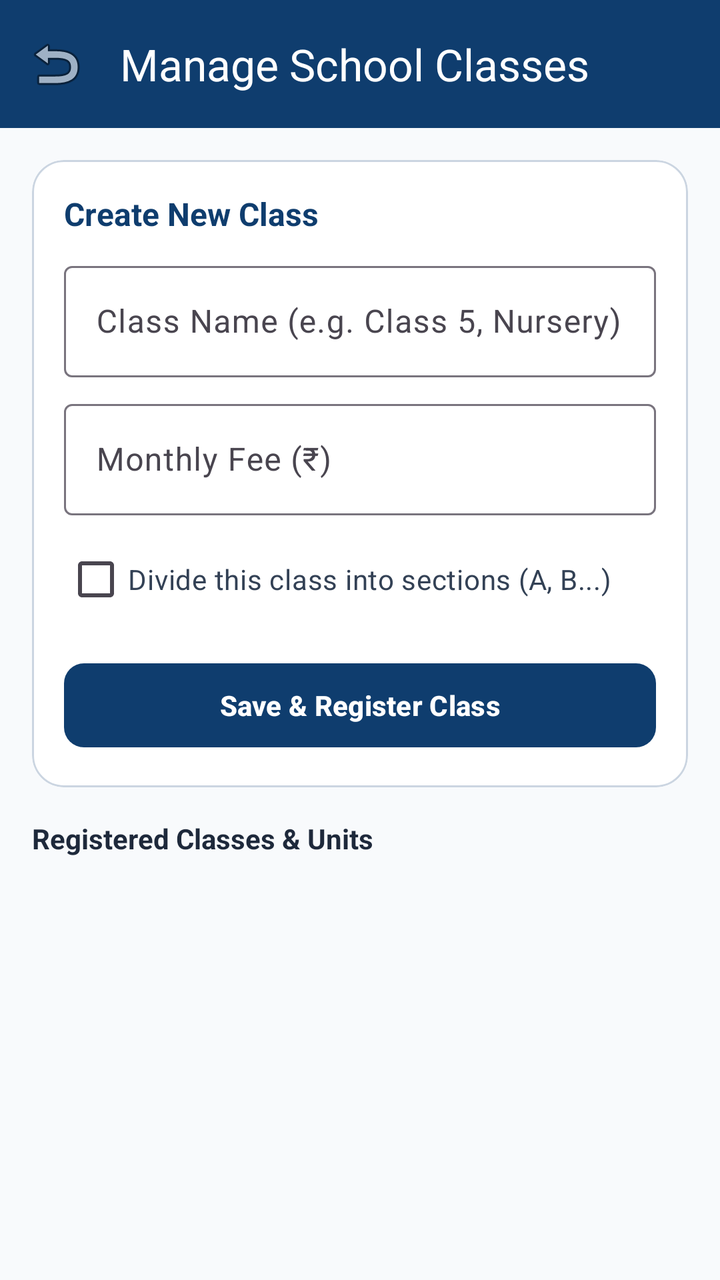
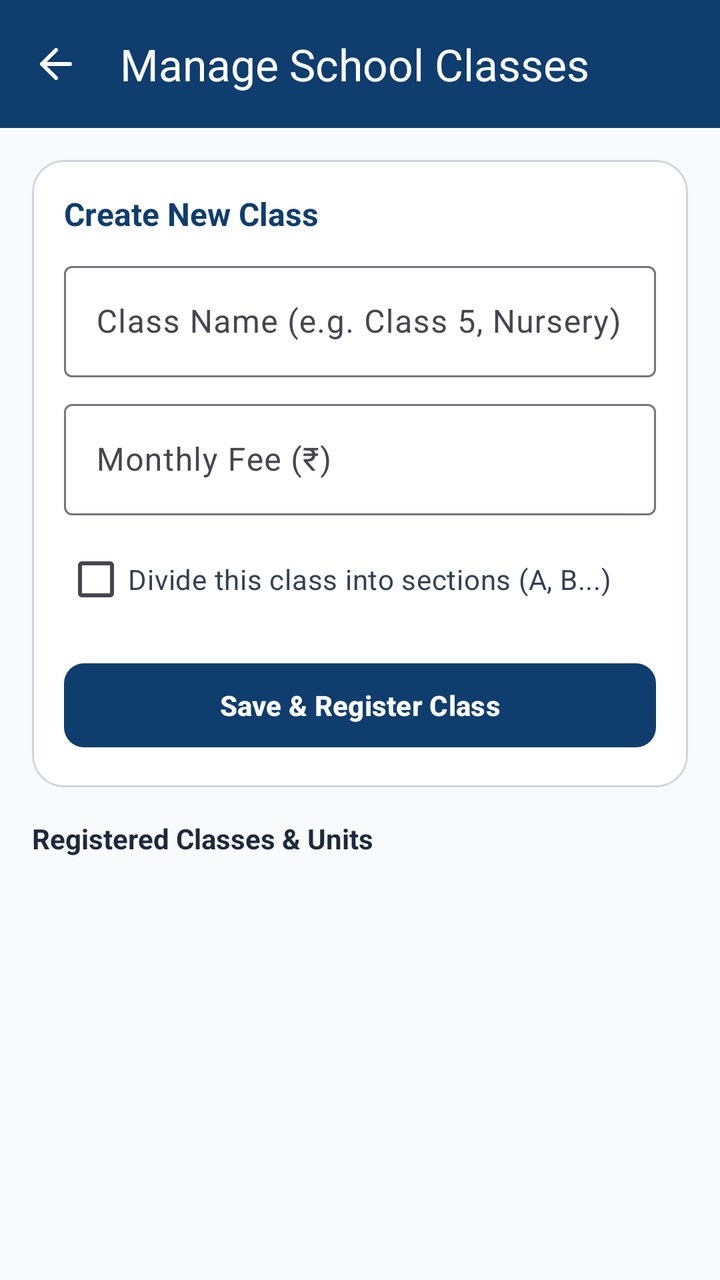

The first picture is an Android layout as it rendered before a commit; the second is the same layout after the commit. The layout source and the unified diff follow.
<!-- AndroidManifest.xml: application theme Theme.SchoolManager -->
<!-- res/layout/activity_class_management.xml -->
<?xml version="1.0" encoding="utf-8"?>
<androidx.coordinatorlayout.widget.CoordinatorLayout
    xmlns:android="http://schemas.android.com/apk/res/android"
    xmlns:app="http://schemas.android.com/apk/res-auto"
    android:layout_width="match_parent"
    android:layout_height="match_parent"
    android:background="#F8FAFC">

    <com.google.android.material.appbar.AppBarLayout
        android:layout_width="match_parent"
        android:layout_height="wrap_content">

        <com.google.android.material.appbar.MaterialToolbar
            android:id="@+id/toolbar"
            android:layout_width="match_parent"
            android:layout_height="?attr/actionBarSize"
            android:background="#0F3D6E"
            app:title="Manage School Classes"
            app:titleTextColor="@android:color/white"
            app:navigationIcon="@android:drawable/ic_menu_revert" />
    </com.google.android.material.appbar.AppBarLayout>

    <LinearLayout
        android:layout_width="match_parent"
        android:layout_height="match_parent"
        android:orientation="vertical"
        android:padding="16dp"
        app:layout_behavior="@string/appbar_scrolling_view_behavior">

        <com.google.android.material.card.MaterialCardView
            android:layout_width="match_parent"
            android:layout_height="wrap_content"
            app:cardCornerRadius="16dp"
            app:cardBackgroundColor="@android:color/white"
            app:strokeWidth="1dp"
            app:strokeColor="#CBD5E1">

            <LinearLayout
                android:layout_width="match_parent"
                android:layout_height="wrap_content"
                android:orientation="vertical"
                android:padding="16dp">

                <TextView
                    android:layout_width="wrap_content"
                    android:layout_height="wrap_content"
                    android:text="Create New Class"
                    android:textSize="16sp"
                    android:textStyle="bold"
                    android:textColor="#0F3D6E" />

                <com.google.android.material.textfield.TextInputLayout
                    style="@style/Widget.Material3.TextInputLayout.OutlinedBox"
                    android:layout_width="match_parent"
                    android:layout_height="wrap_content"
                    android:layout_marginTop="10dp"
                    android:hint="Class Name (e.g. Class 5, Nursery)">
                    <com.google.android.material.textfield.TextInputEditText
                        android:id="@+id/etClassName"
                        android:layout_width="match_parent"
                        android:layout_height="wrap_content" />
                </com.google.android.material.textfield.TextInputLayout>

                <com.google.android.material.textfield.TextInputLayout
                    style="@style/Widget.Material3.TextInputLayout.OutlinedBox"
                    android:layout_width="match_parent"
                    android:layout_height="wrap_content"
                    android:layout_marginTop="8dp"
                    android:hint="Monthly Fee (₹)">
                    <com.google.android.material.textfield.TextInputEditText
                        android:id="@+id/etMonthlyFee"
                        android:layout_width="match_parent"
                        android:layout_height="wrap_content"
                        android:inputType="numberDecimal" />
                </com.google.android.material.textfield.TextInputLayout>

                <com.google.android.material.checkbox.MaterialCheckBox
                    android:id="@+id/cbDivideSection"
                    android:layout_width="match_parent"
                    android:layout_height="wrap_content"
                    android:layout_marginTop="8dp"
                    android:text="Divide this class into sections (A, B...)"
                    android:textColor="#334155" />

                <com.google.android.material.textfield.TextInputLayout
                    android:id="@+id/tilSections"
                    style="@style/Widget.Material3.TextInputLayout.OutlinedBox"
                    android:layout_width="match_parent"
                    android:layout_height="wrap_content"
                    android:layout_marginTop="4dp"
                    android:hint="Sections (comma separated, e.g. A, B)"
                    android:visibility="gone">
                    <com.google.android.material.textfield.TextInputEditText
                        android:id="@+id/etSections"
                        android:layout_width="match_parent"
                        android:layout_height="wrap_content"
                        android:text="A, B" />
                </com.google.android.material.textfield.TextInputLayout>

                <com.google.android.material.button.MaterialButton
                    android:id="@+id/btnAddClass"
                    android:layout_width="match_parent"
                    android:layout_height="50dp"
                    android:layout_marginTop="14dp"
                    android:text="Save &amp; Register Class"
                    android:textStyle="bold"
                    app:cornerRadius="10dp"
                    app:backgroundTint="#0F3D6E" />

            </LinearLayout>
        </com.google.android.material.card.MaterialCardView>

        <TextView
            android:layout_width="wrap_content"
            android:layout_height="wrap_content"
            android:layout_marginTop="16dp"
            android:layout_marginBottom="8dp"
            android:text="Registered Classes &amp; Units"
            android:textStyle="bold"
            android:textColor="#1E293B" />

        <androidx.recyclerview.widget.RecyclerView
            android:id="@+id/rvClasses"
            android:layout_width="match_parent"
            android:layout_height="0dp"
            android:layout_weight="1" />
    </LinearLayout>
</androidx.coordinatorlayout.widget.CoordinatorLayout>
<!-- resources referenced by this layout -->
<resources>
  <style name="Theme.SchoolManager" parent="Theme.Material3.DayNight.NoActionBar">
          <item name="colorPrimary">#0F3D6E</item>
          <item name="colorOnPrimary">#FFFFFF</item>
          <item name="colorSecondary">#D97706</item>
          
          <item name="colorSecondaryContainer">#FEF3C7</item>
          <item name="colorOnSecondaryContainer">#0F3D6E</item>
          <item name="android:statusBarColor">#0F3D6E</item>
          <item name="android:windowLightStatusBar">false</item>
      </style>
</resources>

<!-- the commit's change to res/layout/activity_class_management.xml (unified diff, before → after) -->
@@ -17,7 +17,7 @@
             android:background="#0F3D6E"
             app:title="Manage School Classes"
             app:titleTextColor="@android:color/white"
-            app:navigationIcon="@android:drawable/ic_menu_revert" />
+            app:navigationIcon="@drawable/ic_arrow_back_modern" />
     </com.google.android.material.appbar.AppBarLayout>
 
     <LinearLayout
<!-- resource entries referenced after the edit -->
@@ -1,5 +1,7 @@
 <!-- resources referenced by this layout -->
 <resources>
+  <!-- drawable ic_arrow_back_modern (drawable) -->
+  <vector xmlns:android="http://schemas.android.com/apk/res/android" android:width="24dp" android:height="24dp" android:viewportWidth="24" android:viewportHeight="24"><path android:fillColor="@android:color/transparent" android:strokeColor="#FFFFFF" android:strokeWidth="2" android:strokeLineCap="round" android:strokeLineJoin="round" android:pathData="M19 12H5m0 0 7-7m-7 7 7 7"/></vector>
   <style name="Theme.SchoolManager" parent="Theme.Material3.DayNight.NoActionBar">
           <item name="colorPrimary">#0F3D6E</item>
           <item name="colorOnPrimary">#FFFFFF</item>
